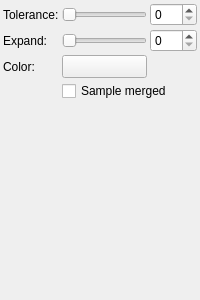
This is src/client/ui/fillsettings.ui in drawpile/Drawpile as Qt 5 draws it before an edit. The edited form follows.
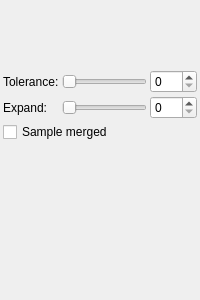
This is the edited form. Custom widgets are drawn as their Qt base class.

Commit message: Add preview widget for flood fill

Patch:
```diff
--- a/src/client/ui/fillsettings.ui
+++ b/src/client/ui/fillsettings.ui
@@ -26,7 +26,7 @@
    <property name="spacing">
     <number>3</number>
    </property>
-   <item row="1" column="0">
+   <item row="2" column="0">
     <widget class="QLabel" name="label">
      <property name="text">
       <string>Tolerance:</string>
@@ -46,17 +46,20 @@
      </property>
     </spacer>
    </item>
-   <item row="2" column="1">
+   <item row="3" column="1">
     <widget class="QSlider" name="expand">
      <property name="maximum">
       <number>30</number>
      </property>
+     <property name="pageStep">
+      <number>1</number>
+     </property>
      <property name="orientation">
       <enum>Qt::Horizontal</enum>
      </property>
     </widget>
    </item>
-   <item row="1" column="1">
+   <item row="2" column="1">
     <widget class="QSlider" name="tolerance">
      <property name="maximum">
       <number>254</number>
@@ -66,45 +69,50 @@
      </property>
     </widget>
    </item>
-   <item row="1" column="2">
-    <widget class="QSpinBox" name="tolerancebox">
-     <property name="maximum">
-      <number>254</number>
-     </property>
-    </widget>
-   </item>
    <item row="2" column="2">
+    <widget class="QSpinBox" name="tolerancebox">
+     <property name="maximum">
+      <number>254</number>
+     </property>
+    </widget>
+   </item>
+   <item row="3" column="2">
     <widget class="QSpinBox" name="expandBox">
      <property name="maximum">
       <number>30</number>
      </property>
     </widget>
    </item>
-   <item row="2" column="0">
+   <item row="3" column="0">
     <widget class="QLabel" name="label_2">
      <property name="text">
       <string>Expand:</string>
      </property>
     </widget>
    </item>
-   <item row="3" column="0">
-    <widget class="QLabel" name="label_3">
-     <property name="text">
-      <string>Color:</string>
-     </property>
-    </widget>
-   </item>
-   <item row="3" column="1">
-    <widget class="ColorButton" name="fillColor">
+   <item row="1" column="0" colspan="3">
+    <widget class="BrushPreview" name="preview">
      <property name="sizePolicy">
-      <sizepolicy hsizetype="MinimumExpanding" vsizetype="Fixed">
+      <sizepolicy hsizetype="Expanding" vsizetype="Expanding">
        <horstretch>0</horstretch>
        <verstretch>0</verstretch>
       </sizepolicy>
      </property>
+     <property name="minimumSize">
+      <size>
+       <width>32</width>
+       <height>64</height>
+      </size>
+     </property>
+     <property name="previewShape">
+      <enum>BrushPreview::FloodFill</enum>
+     </property>
+     <property name="transparentBackground">
+      <bool>true</bool>
+     </property>
     </widget>
    </item>
-   <item row="4" column="1" colspan="2">
+   <item row="4" column="0" colspan="3">
     <widget class="QCheckBox" name="samplemerged">
      <property name="text">
       <string>Sample merged</string>
@@ -115,9 +123,10 @@
  </widget>
  <customwidgets>
   <customwidget>
-   <class>ColorButton</class>
-   <extends>QToolButton</extends>
-   <header>widgets/colorbutton.h</header>
+   <class>BrushPreview</class>
+   <extends>QFrame</extends>
+   <header>widgets/brushpreview.h</header>
+   <container>1</container>
   </customwidget>
  </customwidgets>
  <resources/>
```
Left out of the diff: 64 changed lines with no effect on the pictures. The commit also changes 8 other files.
